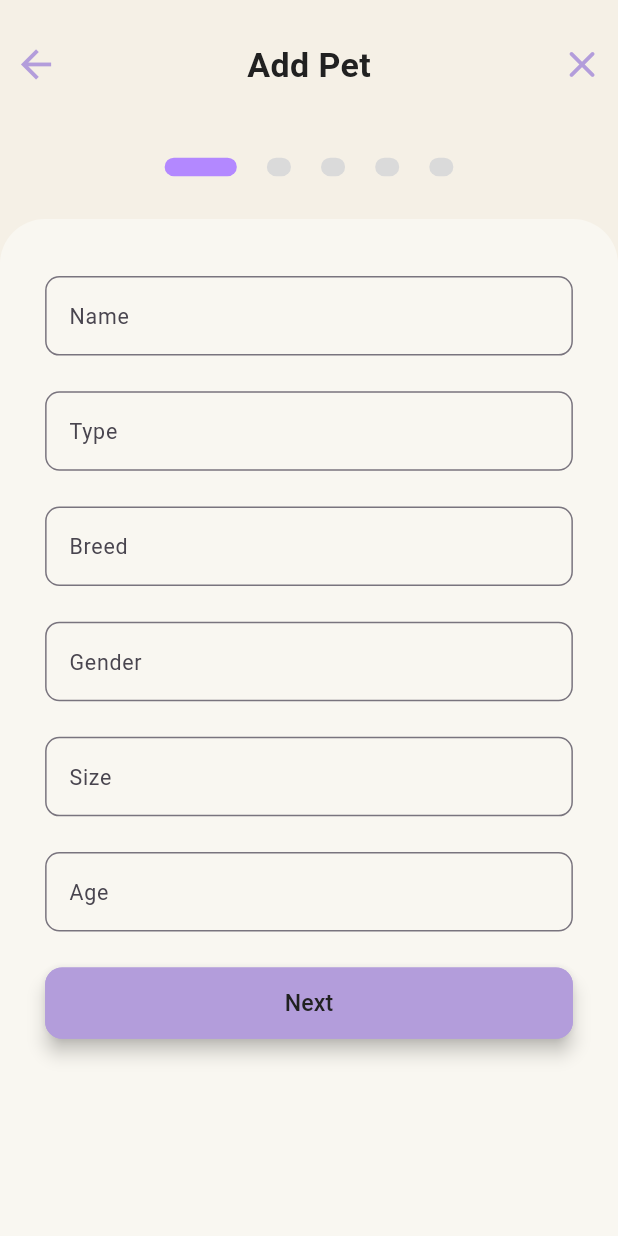
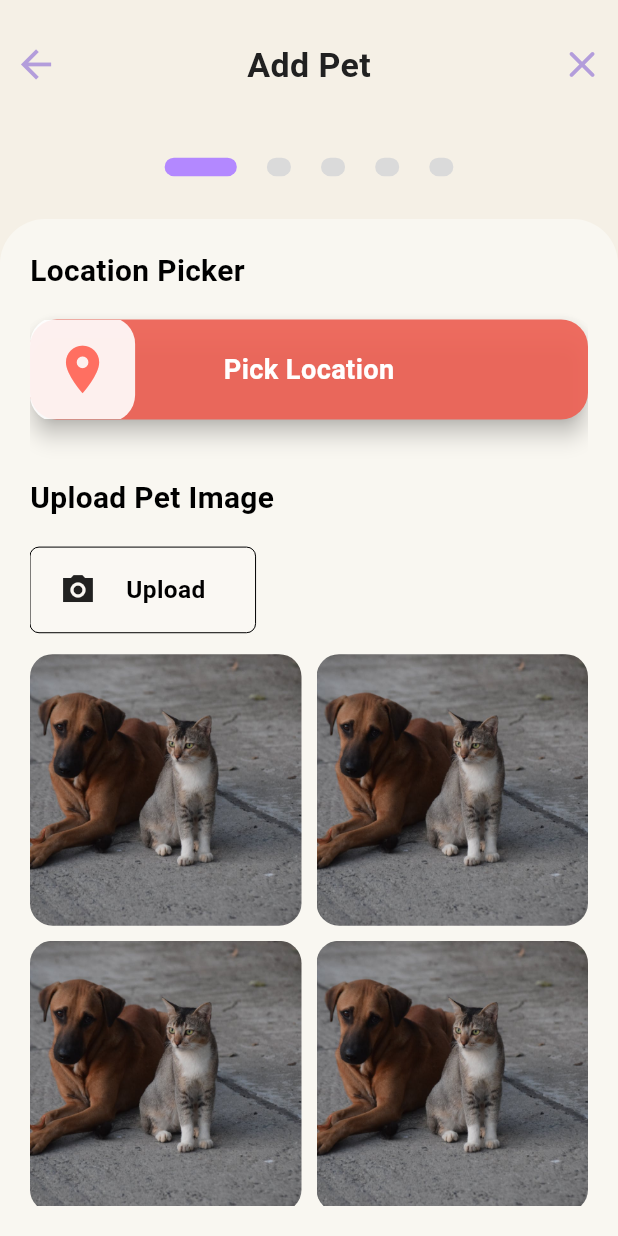
Before and after one commit to minhajmc/PetAdoption_App, a Flutter app: the screen it shows after launch, on a phone screen of 412 x 824 dp. Run offline on Flutter 3.47's test engine with Material 3 defaults, Android fonts, the phone set to English and light mode, and no system bars; drawn by our look-alikes of flutter_typeahead, slide_to_act, smooth_page_indicator; our stand-ins replace animated_text_kit, cached_network_image, dio, flutter_screenutil, flutter_svg, font_awesome_flutter and 5 more.

Commit message:
added new features in app

```diff
--- a/pet_adoption_app/lib/main.dart
+++ b/pet_adoption_app/lib/main.dart
@@ -6,7 +6,7 @@ import 'package:pet_adoption_app/viewmodels/auth_provider/register_provider.dart
 import 'package:pet_adoption_app/viewmodels/profile_provider/profileget_provider.dart';
 import 'package:pet_adoption_app/viewmodels/profile_provider/profileupdate_provider.dart';
 import 'package:pet_adoption_app/views/splashscreen/splashscreen.dart';
-import 'package:pet_adoption_app/views/ui/add_pet_form/add_pet_screen.dart';
+import 'package:pet_adoption_app/views/ui/add_pet_form/add_pet_ui/add_pet_screen.dart';
 import 'package:pet_adoption_app/views/ui/pet_details/pet_details_screen.dart';
 
 import 'package:provider/provider.dart';
--- a/pet_adoption_app/lib/models/petdetails/petprofile.dart
+++ b/pet_adoption_app/lib/models/petdetails/petprofile.dart
@@ -1,4 +1,4 @@
-class PetProfile {
+class PetProfileModel{
   String? petName;
   String? type;
   String? breed;
@@ -20,7 +20,7 @@ class PetProfile {
   bool? availableForAdoption;
   ContactDetails? contactDetails;
 
-  PetProfile({
+  PetProfileModel({
     this.petName,
     this.type,
     this.breed,
@@ -45,8 +45,8 @@ class PetProfile {
 
 
 
-  factory PetProfile.fromJson(Map<String, dynamic> json) {
-    return PetProfile(
+  factory PetProfileModel.fromJson(Map<String, dynamic> json) {
+    return PetProfileModel(
       petName: json['petName'],
       type: json['type'],
       breed: json['breed'],
--- a/pet_adoption_app/lib/views/ui/add_pet_form/add_pet_screen.dart
+++ b/pet_adoption_app/lib/views/ui/add_pet_form/add_pet_ui/add_pet_screen.dart
@@ -3,9 +3,10 @@ import 'dart:developer';
 import 'package:flutter/material.dart';
 import 'package:flutter_screenutil/flutter_screenutil.dart';
 import 'package:pet_adoption_app/models/petdetails/petprofile.dart';
-import 'package:pet_adoption_app/views/ui/add_pet_form/add_pet_footersection.dart';
+import 'package:pet_adoption_app/views/ui/add_pet_form/add_pet_ui/add_pet_footersection.dart';
 import 'package:pet_adoption_app/views/ui/add_pet_form/pageview/add_pet_page1.dart';
 import 'package:pet_adoption_app/views/ui/add_pet_form/pageview/add_pet_page2.dart';
+import 'package:pet_adoption_app/views/ui/add_pet_form/pageview/add_pet_page3.dart';
 import 'package:pet_adoption_app/widgets/authwidgets/elevatedButtonWidget.dart';
 import 'package:pet_adoption_app/widgets/commonWidgets/textwidget.dart';
 import 'package:smooth_page_indicator/smooth_page_indicator.dart';
@@ -18,7 +19,7 @@ class AddPetScreen extends StatefulWidget {
 }
 
 class _AddPetScreenState extends State<AddPetScreen> {
-  PetProfile? petProfile = PetProfile();
+  PetProfileModel? petProfile = PetProfileModel();
   final _pageController = PageController();
 
   @override
@@ -57,37 +58,46 @@ class _AddPetScreenState extends State<AddPetScreen> {
               ],
             ),
             indicator(),
-
             Expanded(
               child: PageView(
                 physics: NeverScrollableScrollPhysics(),
                 controller: _pageController,
                 children: [
                   //page1
-                  AddPetPage1(
-                    onTap: (petprofiledetails) {
-                      petProfile = petprofiledetails;
+                  // AddPetPage1(
+                  //   onTap: (petprofiledetails) {
+                  //     petProfile = petprofiledetails;
 
-                      _pageController.nextPage(curve: Curves.easeInOut,duration: Duration(milliseconds: 300));
-                      log(petProfile!.petName.toString());
-                      log(petProfile?.description ?? "default");
-                    },
-                    petProfile: petProfile,
-                  ),
+                  //     _pageController.nextPage(
+                  //         curve: Curves.easeInOut,
+                  //         duration: Duration(milliseconds: 300));
+                  //     // log(petProfile!.petName.toString());
+                  //     // log(petProfile?.description ?? "default");
+                  //   },
+                  //   petProfile: petProfile,
+                  // ),
                   //page 1 End......
 
                   //Page2
-                  AddPetPage2(),
+                  // AddPetPage2(
+                  //   petModelDataEnter: petProfile,
+                  //   onChange: (petprofileData) {
+                  //     petProfile = petprofileData;
 
-
+                  //     log(petProfile!.petName.toString());
+                  //     log(petProfile?.description ?? "no");
+                  //     log(petProfile!.vaccinationStatus.toString());
+                  //   },
+                  // ),
 
                   //page2 End......
+
+                  //page 3
+                  AddPetPage3()
+                  //end
                 ],
               ),
             ),
-
-
-            // AddPetFooterSection(pageController: _pageController),
           ],
         ),
       ),
--- a/pet_adoption_app/lib/views/ui/add_pet_form/pageview/add_pet_page1.dart
+++ b/pet_adoption_app/lib/views/ui/add_pet_form/pageview/add_pet_page1.dart
@@ -13,8 +13,8 @@ import 'package:pet_adoption_app/widgets/pet_details/detailsformfield.dart';
 import 'package:pet_adoption_app/widgets/pet_details/suggestion_field.dart';
 
 class AddPetPage1 extends StatelessWidget {
- final PetProfile? petProfile;
-  final Function(PetProfile) onTap;
+ final PetProfileModel? petProfile;
+  final Function(PetProfileModel) onTap;
   final _formKey = GlobalKey<FormState>();
 
 
@@ -62,7 +62,7 @@ class AddPetPage1 extends StatelessWidget {
                     SizedBox(
                       height: 40.h,
                     ),
-                    DetailsFormField(
+                    DetailsFormField(maxLine: 1,
                       whereToFocus: _typeFocusNode,
                       focusNode: _petNameFocusNode,
                       hintText: "Name",
@@ -120,7 +120,7 @@ class AddPetPage1 extends StatelessWidget {
                       height: 25.h,
                     ),
                     SizedBox(
-                        child: DetailsFormField(
+                        child: DetailsFormField(maxLine: 1,
                             focusNode: _ageFocusNode,
                             whereToFocus: null,
                             hintText: "Age",
--- /dev/null
+++ b/pet_adoption_app/lib/views/ui/add_pet_form/pageview/add_pet_page3.dart
@@ -0,0 +1,252 @@
+import 'dart:developer';
+
+import 'package:flutter/material.dart';
+import 'package:flutter/rendering.dart';
+import 'package:flutter_screenutil/flutter_screenutil.dart';
+import 'package:pet_adoption_app/widgets/commonWidgets/textwidget.dart';
+import 'package:slide_to_act/slide_to_act.dart';
+
+class AddPetPage3 extends StatelessWidget {
+  const AddPetPage3({super.key});
+
+  @override
+  Widget build(BuildContext context) {
+    return Container(
+      height: double.infinity,
+      decoration: BoxDecoration(
+        borderRadius: BorderRadius.only(
+          topLeft: Radius.circular(30),
+          topRight: Radius.circular(30),
+        ),
+        color: Color(0xFFF9F7F1), // very light version of scaffold color
+      ),
+      child: Padding(
+        padding: const EdgeInsets.all(20),
+        child: SingleChildScrollView(
+          child: Column(
+            crossAxisAlignment: CrossAxisAlignment.start,
+            children: [
+              TextWidget(
+                  words: "Location Picker",
+                  color: Colors.black,
+                  fontWeight: FontWeight.bold,
+                  fontSize: 22.spMin),
+              SizedBox(
+                height: 20.h,
+              ),
+              // Stack(
+              //   children: [
+              //     Padding(
+              //       padding: const EdgeInsets.all(12),
+              //       child: Container(
+              //         height: 55.h,
+              //         width: 300.w,
+              //         decoration: BoxDecoration(
+              //             shape: BoxShape.rectangle,
+              //             color: const Color.fromARGB(255, 232, 75, 61),
+              //             borderRadius: BorderRadius.circular(20)),
+              //       ),
+              //     ),
+              //     Container(
+              //       height: 80.h,
+              //       width: 70.w,
+              //       decoration: BoxDecoration(
+              //           shape: BoxShape.circle,
+              //           color: Colors.white,
+              //           border: Border.all(
+              //               color: const Color.fromARGB(255, 247, 103, 90),
+              //               width: 4)),
+              //       child: Icon(
+              //         Icons.location_on,
+              //         size: 40,
+              //         color: const Color(0xFFFF6F61),
+              //       ),
+              //     ),
+              //   ],
+              // ),
+              SlideAction(
+                height: 70.h,
+                sliderButtonYOffset: -8.w,
+                sliderButtonIconSize: 40.w,
+                onSubmit: () {
+                  log("hek");
+                  return;
+                },
+                borderRadius: Checkbox.width,
+                outerColor: const Color.fromARGB(236, 237, 97, 84),
+                innerColor: const Color.fromARGB(229, 255, 255, 255),
+                sliderButtonIcon: Icon(
+                  Icons.location_on,
+                  size: 38.w,
+                  color: Color(0xFFFF6F61),
+                ),
+                sliderRotate: false,
+                child: TextWidget(
+                    words: "Pick Location",
+                    color: Colors.white,
+                    fontWeight: FontWeight.bold,
+                    fontSize: 20.spMin),
+              ),
+
+              SizedBox(
+                height: 40.h,
+              ),
+              TextWidget(
+                  words: "Upload Pet Image",
+                  color: Colors.black,
+                  fontWeight: FontWeight.bold,
+                  fontSize: 22.spMin),
+              SizedBox(
+                height: 20.h,
+              ),
+
+              //image upload
+              GestureDetector(
+                onTap: () {
+                  bottomSheetofTakingImage(context);
+                },
+                child: Container(
+                  height: 60.h,
+                  width: 150.w,
+                  decoration: BoxDecoration(
+                      color: Colors.white12,
+                      border: Border.all(width: 0, color: Colors.black),
+                      borderRadius: BorderRadius.circular(6)),
+                  child: Row(
+                    children: [
+                      SizedBox(
+                        width: 20.w,
+                      ),
+                      Icon(Icons.camera_alt_sharp),
+                      SizedBox(
+                        width: 20.w,
+                      ),
+                      TextWidget(
+                          words: "Upload",
+                          color: Colors.black,
+                          fontWeight: FontWeight.bold,
+                          fontSize: 18.spMin)
+                    ],
+                  ),
+                ),
+              ),
+              SizedBox(
+                height: 15.h,
+              ),
+
+              GridView.builder(
+                itemCount: 4,
+                shrinkWrap: true,
+                physics: NeverScrollableScrollPhysics(),
+                gridDelegate: SliverGridDelegateWithFixedCrossAxisCount(
+                    crossAxisCount: 2,
+                    crossAxisSpacing: 10,
+                    mainAxisSpacing: 10),
+                itemBuilder: (context, index) => ClipRRect(
+                  borderRadius: BorderRadius.circular(15),
+                  child: Image.asset(
+                    "assets/mainuislideimg/carouselimg/cat_dog_img4.jpg",
+                    fit: BoxFit.cover,
+                  ),
+                ),
+              )
+            ],
+          ),
+        ),
+      ),
+    );
+  }
+
+void bottomSheetofTakingImage(BuildContext context) {
+  showModalBottomSheet(
+    shape: RoundedRectangleBorder(borderRadius: BorderRadius.only(topRight: Radius.circular(20,),topLeft: Radius.circular(20)),),
+    backgroundColor: Color(0xFFFDF8F3), // Soft cream background
+    context: context,
+    builder: (context) {
+      return SizedBox(
+        height: 200.h,
+        child: Padding(
+          padding: EdgeInsets.symmetric(horizontal: 50.w,),
+          child: Row(
+            mainAxisAlignment: MainAxisAlignment.spaceBetween,
+            children: [
+              //  Take Picture
+              Column(
+                mainAxisAlignment: MainAxisAlignment.center,
+                children: [
+                  SizedBox(
+                    height: 100.h,
+                    width: 100.w,
+                    child: Card(
+                      elevation: 5,
+                      shape: RoundedRectangleBorder(
+                        borderRadius: BorderRadius.circular(16),
+                      ),
+                      child: Center(
+                        child: Icon(
+                          Icons.add_a_photo_outlined,
+                          size: 40.w,
+                          color: Color(0xFFEB1C20), // Red icon
+                        ),
+                      ),
+                    ),
+                  ),
+                  SizedBox(height: 8.h),
+                  TextWidget(
+                    words: "Take Picture",
+                    color: Colors.black87,
+                    fontWeight: FontWeight.bold,
+                    fontSize: 18.spMin,
+                  ),
+                ],
+              ),
+
+              // Divider
+              Container(
+                height: 120.h,
+                width: 2,
+                decoration: BoxDecoration(
+                  color: Color(0xFFE0E0E0), // Light grey
+                  borderRadius: BorderRadius.circular(20),
+                ),
+              ),
+
+              //  Gallery
+              Column(
+                mainAxisAlignment: MainAxisAlignment.center,
+                children: [
+                  SizedBox(
+                    height: 100.h,
+                    width: 100.w,
+                    child: Card(
+                      elevation: 5,
+                      shape: RoundedRectangleBorder(
+                        borderRadius: BorderRadius.circular(16),
+                      ),
+                      child: Center(
+                        child: Icon(
+                          Icons.photo_library_outlined,
+                          size: 40.w,
+                          color: Color.fromARGB(255, 28, 100, 235), // Red icon
+                        ),
+                      ),
+                    ),
+                  ),
+                  SizedBox(height: 8.h),
+                  TextWidget(
+                    words: "Gallery",
+                    color: Colors.black87,
+                    fontWeight: FontWeight.bold,
+                    fontSize: 18.spMin,
+                  ),
+                ],
+              ),
+            ],
+          ),
+        ),
+      );
+    },
+  );
+}
+
+}
--- a/pet_adoption_app/lib/widgets/pet_details/detailsformfield.dart
+++ b/pet_adoption_app/lib/widgets/pet_details/detailsformfield.dart
@@ -5,19 +5,21 @@ class DetailsFormField extends StatelessWidget {
   final String hintText;
   final TextInputType inputType;
   final TextEditingController controller;
-  FocusNode focusNode;
+  FocusNode ?focusNode;
   FocusNode ?whereToFocus;
+ final int maxLine;
   DetailsFormField(
       {super.key,
       required this.hintText,
       required this.inputType,
       required this.controller,
-      required this.whereToFocus,
-      required this.focusNode});
+      required this.maxLine,
+       this.whereToFocus,
+       this.focusNode});
 
   @override
   Widget build(BuildContext context) {
-    return TextFormField(
+    return TextFormField(maxLines:maxLine ,
       style: TextStyle(fontSize: 15.spMin),
       decoration: InputDecoration(
         border: OutlineInputBorder(
--- a/pet_adoption_app/lib/widgets/pet_details/suggestion_field.dart
+++ b/pet_adoption_app/lib/widgets/pet_details/suggestion_field.dart
@@ -25,7 +25,7 @@ class SuggestionField extends StatelessWidget {
       controller: allController,
       focusNode: focusNode,
       builder: (context, controller, focusNode) {
-        return DetailsFormField(
+        return DetailsFormField(maxLine: 1,
           hintText: hintText,
           inputType: TextInputType.text,
           controller: controller,
```
Also changed, not shown: pet_adoption_app/lib/views/ui/add_pet_form/pageview/add_pet_page2.dart (+50 -11 lines), pet_adoption_app/lib/views/ui/add_pet_form/add_pet_ui/add_pet_appbar.dart (renamed from pet_adoption_app/lib/views/ui/add_pet_form/add_pet_appbar.dart), pet_adoption_app/lib/views/ui/add_pet_form/add_pet_ui/add_pet_footersection.dart (renamed from pet_adoption_app/lib/views/ui/add_pet_form/add_pet_footersection.dart), 4 other files.
